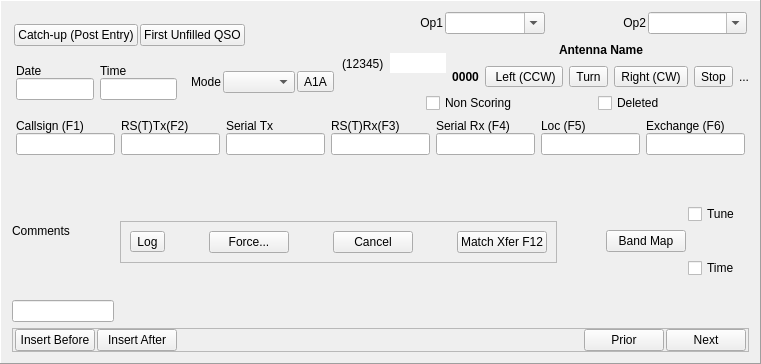
Before: the Qt Designer form mqt/MqtLogger/qsologframe.ui in zsteva/backup-minos2, drawn with Qt 5.
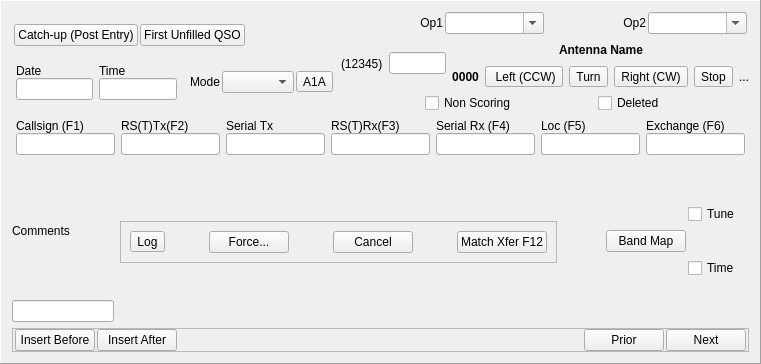
After: the same form once the commit is applied.

Commit message: fixed connects to rotator buttons in logger and also set rotateleft and rotateright buttons to be checkable again. Turned on frame round bearing.

Patch:
```diff
--- a/mqt/MqtLogger/qsologframe.ui
+++ b/mqt/MqtLogger/qsologframe.ui
@@ -273,7 +273,7 @@
               <enum>Qt::ClickFocus</enum>
              </property>
              <property name="frame">
-              <bool>false</bool>
+              <bool>true</bool>
              </property>
             </widget>
            </item>
```
Left out of the diff: 6 changed lines with no effect on the pictures. The commit also changes 1 other file.
